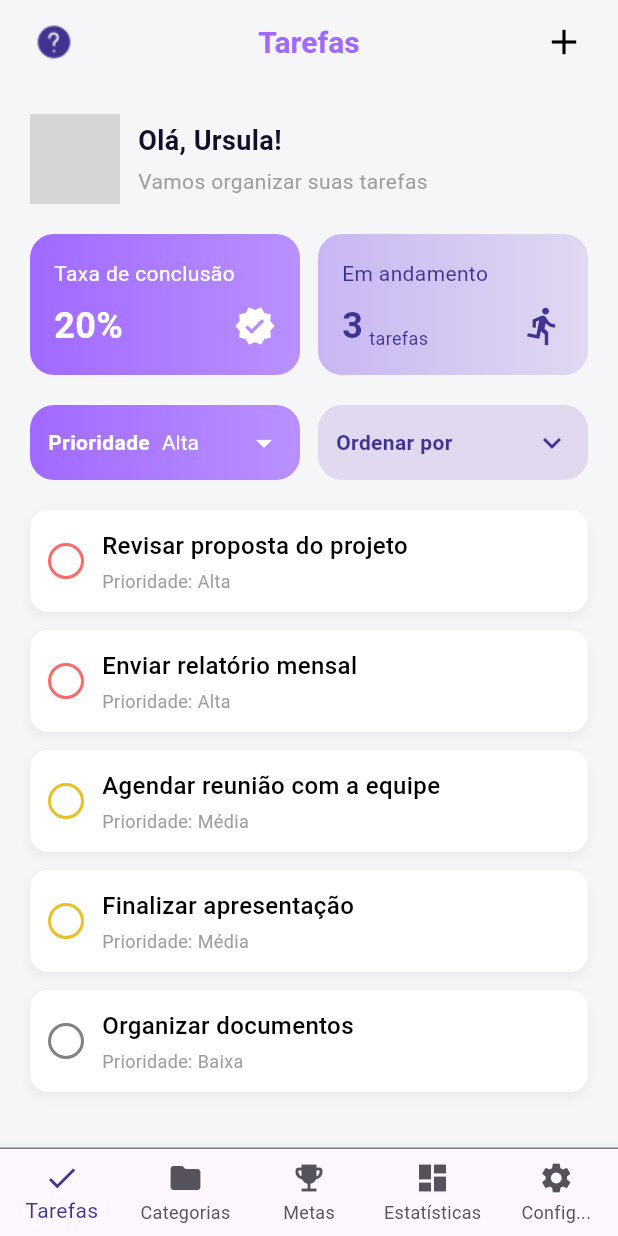
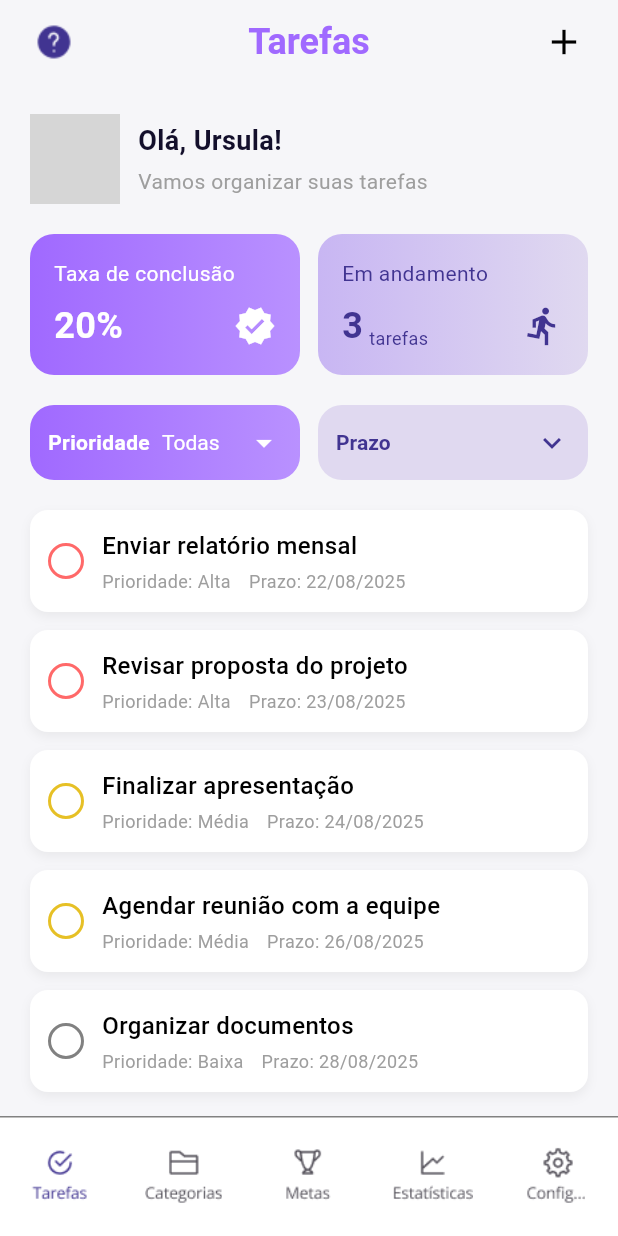
Before and after one commit to larasdiniz/taskflow, a Flutter app: the TarefasPage screen opened directly, on a phone screen of 412 x 824 dp. Run offline on Flutter 3.47's test engine with Material 3 defaults, Android fonts, the light colour scheme and no system bars; our stand-ins replace device_preview; grey boxes are pictures that could not be loaded.

Commit message:
tela categorias.dart

```diff
--- a/lib/screens/tarefas.dart
+++ b/lib/screens/tarefas.dart
@@ -1,15 +1,19 @@
 import 'package:flutter/material.dart';
 import 'package:taskflow/screens/login.dart';
+import 'package:taskflow/screens/categorias.dart';
+import 'package:intl/intl.dart';
 
 class Tarefa {
   String titulo;
   String prioridade;
   bool concluida;
+  DateTime? prazo; // Adicionando campo de prazo (pode ser nulo)
 
   Tarefa({
     required this.titulo,
     required this.prioridade,
     this.concluida = false,
+    this.prazo, // Prazo opcional
   });
 }
 
@@ -21,24 +25,38 @@ class TarefasPage extends StatefulWidget {
 }
 
 class _TarefasPageState extends State<TarefasPage> {
-  String prioridadeSelecionada = 'Alta';
-  final List<String> prioridades = ['Alta', 'Média', 'Baixa'];
+  String prioridadeSelecionada = 'Todas'; // Alterado para incluir "Todas"
+  final List<String> prioridades = ['Todas', 'Alta', 'Média', 'Baixa'];
+  String ordenarPor = 'Prazo'; // Opção padrão de ordenação
+  final List<String> opcoesOrdenacao = ['Prazo', 'Prioridade', 'Alfabética'];
 
-  int _selectedIndex = 0;
-
-  void _onItemTapped(int index) {
-    setState(() {
-      _selectedIndex = index;
-      // aqui futuramente pode colocar a navegação para outras páginas
-    });
-  }
-
+  // Lista de tarefas com prazos de exemplo - MANTENDO TODAS AS 5 TAREFAS ORIGINAIS
   final List<Tarefa> tarefas = [
-    Tarefa(titulo: "Revisar proposta do projeto", prioridade: "Alta"),
-    Tarefa(titulo: "Enviar relatório mensal", prioridade: "Alta"),
-    Tarefa(titulo: "Agendar reunião com a equipe", prioridade: "Média"),
-    Tarefa(titulo: "Finalizar apresentação", prioridade: "Média"),
-    Tarefa(titulo: "Organizar documentos", prioridade: "Baixa"),
+    Tarefa(
+      titulo: "Revisar proposta do projeto",
+      prioridade: "Alta",
+      prazo: DateTime.now().add(const Duration(days: 2)),
+    ),
+    Tarefa(
+      titulo: "Enviar relatório mensal",
+      prioridade: "Alta",
+      prazo: DateTime.now().add(const Duration(days: 1)),
+    ),
+    Tarefa(
+      titulo: "Agendar reunião com a equipe",
+      prioridade: "Média",
+      prazo: DateTime.now().add(const Duration(days: 5)),
+    ),
+    Tarefa(
+      titulo: "Finalizar apresentação",
+      prioridade: "Média",
+      prazo: DateTime.now().add(const Duration(days: 3)),
+    ),
+    Tarefa(
+      titulo: "Organizar documentos",
+      prioridade: "Baixa",
+      prazo: DateTime.now().add(const Duration(days: 7)),
+    ),
   ];
 
   Color corDaBolinha(Tarefa tarefa) {
@@ -55,8 +73,43 @@ class _TarefasPageState extends State<TarefasPage> {
     }
   }
 
+  // Função para ordenar as tarefas
+  List<Tarefa> getTarefasOrdenadas() {
+    List<Tarefa> tarefasFiltradas = tarefas.where((tarefa) {
+      if (prioridadeSelecionada == 'Todas') return true;
+      return tarefa.prioridade == prioridadeSelecionada;
+    }).toList();
+
+    // Aplicar ordenação
+    switch (ordenarPor) {
+      case 'Prazo':
+        tarefasFiltradas.sort((a, b) {
+          // Tarefas sem prazo vão para o final
+          if (a.prazo == null && b.prazo == null) return 0;
+          if (a.prazo == null) return 1;
+          if (b.prazo == null) return -1;
+          return a.prazo!.compareTo(b.prazo!);
+        });
+        break;
+      case 'Prioridade':
+        // Ordenar por prioridade (Alta > Média > Baixa)
+        final ordemPrioridade = {'Alta': 1, 'Média': 2, 'Baixa': 3};
+        tarefasFiltradas.sort((a, b) {
+          return ordemPrioridade[a.prioridade]!.compareTo(ordemPrioridade[b.prioridade]!);
+        });
+        break;
+      case 'Alfabética':
+        tarefasFiltradas.sort((a, b) => a.titulo.compareTo(b.titulo));
+        break;
+    }
+
+    return tarefasFiltradas;
+  }
+
   @override
   Widget build(BuildContext context) {
+    final tarefasOrdenadas = getTarefasOrdenadas();
+
     return Scaffold(
       backgroundColor: const Color(0xFFF6F6F9),
 
@@ -70,7 +123,7 @@ class _TarefasPageState extends State<TarefasPage> {
           style: TextStyle(
             color: Color(0xFFA069FF),
             fontWeight: FontWeight.bold,
-            fontSize: 20,
+            fontSize: 24,
           ),
         ),
         iconTheme: const IconThemeData(color: Color(0xFFA069FF)),
@@ -96,12 +149,7 @@ class _TarefasPageState extends State<TarefasPage> {
               size: 28,
             ),
             onPressed: () {
-              Navigator.push(
-                context,
-                MaterialPageRoute(
-                  builder: (context) => const LoginPage(),
-                ),
-              );
+              // Aqui você pode adicionar a lógica para criar uma nova tarefa
             },
           ),
           const SizedBox(width: 12),
@@ -149,7 +197,6 @@ class _TarefasPageState extends State<TarefasPage> {
               padding: const EdgeInsets.symmetric(horizontal: 20.0),
               child: Row(
                 children: [
-                  // Card Taxa de conclusão
                   Expanded(
                     child: Container(
                       padding: const EdgeInsets.all(16),
@@ -192,8 +239,6 @@ class _TarefasPageState extends State<TarefasPage> {
                     ),
                   ),
                   const SizedBox(width: 12),
-
-                  // Card Em andamento
                   Expanded(
                     child: Container(
                       padding: const EdgeInsets.all(16),
@@ -262,7 +307,6 @@ class _TarefasPageState extends State<TarefasPage> {
               padding: const EdgeInsets.symmetric(horizontal: 20.0),
               child: Row(
                 children: [
-                  // Filtro Prioridade
                   Expanded(
                     child: Container(
                       height: 50,
@@ -317,8 +361,6 @@ class _TarefasPageState extends State<TarefasPage> {
                     ),
                   ),
                   const SizedBox(width: 12),
-
-                  // Filtro Ordenar
                   Expanded(
                     child: Container(
                       height: 50,
@@ -327,22 +369,32 @@ class _TarefasPageState extends State<TarefasPage> {
                         color: const Color(0xFFE0D9F0),
                         borderRadius: BorderRadius.circular(16),
                       ),
-                      child: Row(
-                        mainAxisAlignment: MainAxisAlignment.spaceBetween,
-                        children: const [
-                          Text(
-                            "Ordenar por",
-                            style: TextStyle(
+                      child: DropdownButtonHideUnderline(
+                        child: DropdownButton<String>(
+                          value: ordenarPor,
+                          icon: const Icon(
+                            Icons.keyboard_arrow_down,
+                            color: Color(0xFF413491),
+                          ),
+                          style: const TextStyle(
                             color: Color(0xFF413491),
                             fontSize: 14,
                             fontWeight: FontWeight.bold,
                           ),
+                          items: opcoesOrdenacao
+                              .map(
+                                (opcao) => DropdownMenuItem(
+                                  value: opcao,
+                                  child: Text(opcao),
                                 ),
-                          Icon(
-                            Icons.keyboard_arrow_down,
-                            color: Color(0xFF413491),
+                              )
+                              .toList(),
+                          onChanged: (value) {
+                            setState(() {
+                              ordenarPor = value!;
+                            });
+                          },
                         ),
-                        ],
                       ),
                     ),
                   ),
@@ -356,9 +408,9 @@ class _TarefasPageState extends State<TarefasPage> {
             Expanded(
               child: ListView.builder(
                 padding: const EdgeInsets.symmetric(horizontal: 20),
-                itemCount: tarefas.length,
+                itemCount: tarefasOrdenadas.length,
                 itemBuilder: (context, index) {
-                  final tarefa = tarefas[index];
+                  final tarefa = tarefasOrdenadas[index];
                   return Container(
                     margin: const EdgeInsets.only(bottom: 12),
                     padding: const EdgeInsets.all(12),
@@ -422,12 +474,27 @@ class _TarefasPageState extends State<TarefasPage> {
                                 ),
                               ),
                               const SizedBox(height: 4),
+                              Row(
+                                children: [
                                   Text(
                                     "Prioridade: ${tarefa.prioridade}",
                                     style: const TextStyle(
                                       fontSize: 12,
                                       color: Colors.grey,
                                     ),
+                                  ),
+                                  const SizedBox(width: 12),
+                                  if (tarefa.prazo != null)
+                                    Text(
+                                      "Prazo: ${DateFormat('dd/MM/yyyy').format(tarefa.prazo!)}",
+                                      style: TextStyle(
+                                        fontSize: 12,
+                                        color: tarefa.prazo!.isBefore(DateTime.now().add(const Duration(days: 1)))
+                                            ? Colors.red
+                                            : Colors.grey,
+                                      ),
+                                    ),
+                                ],
                               ),
                             ],
                           ),
@@ -442,8 +509,9 @@ class _TarefasPageState extends State<TarefasPage> {
         ),
       ),
 
-      // Footer corrigido
+      // Footer simples
       bottomNavigationBar: Container(
+        height: 80,
         decoration: const BoxDecoration(
           border: Border(
             top: BorderSide(
@@ -451,33 +519,50 @@ class _TarefasPageState extends State<TarefasPage> {
               width: 1,
             ),
           ),
+          color: Colors.white,
         ),
-        child: BottomNavigationBar(
-          type: BottomNavigationBarType.fixed,
-          currentIndex: _selectedIndex,
-          onTap: _onItemTapped,
-          selectedItemColor: const Color(0xFF413491),
-          unselectedItemColor: const Color(0xFF55525B),
-          items: const [
-            BottomNavigationBarItem(
-              icon: Icon(Icons.check),
-              label: "Tarefas",
+        child: Row(
+          mainAxisAlignment: MainAxisAlignment.spaceAround,
+          children: [
+            GestureDetector(
+              onTap: () {},
+              child: Image.asset("assets/icons/icon_tarefas_roxo.png", height: 40),
             ),
-            BottomNavigationBarItem(
-              icon: Icon(Icons.folder),
-              label: "Categorias",
+            GestureDetector(
+              onTap: () {
+                Navigator.push(
+                  context,
+                  MaterialPageRoute(builder: (context) => const CategoriasPage()),
+                );
+              },
+              child: Image.asset("assets/icons/icon_categorias_cinza.png", height: 40),
             ),
-            BottomNavigationBarItem(
-              icon: Icon(Icons.emoji_events),
-              label: "Metas",
+            GestureDetector(
+              onTap: () {
+                Navigator.push(
+                  context,
+                  MaterialPageRoute(builder: (context) => const LoginPage()),
+                );
+              },
+              child: Image.asset("assets/icons/icon_metas_cinza.png", height: 40),
             ),
-            BottomNavigationBarItem(
-              icon: Icon(Icons.dashboard),
-              label: "Estatísticas",
+            GestureDetector(
+              onTap: () {
+                Navigator.push(
+                  context,
+                  MaterialPageRoute(builder: (context) => const LoginPage()),
+                );
+              },
+              child: Image.asset("assets/icons/icon_estatistica_cinza.png", height: 40),
             ),
-            BottomNavigationBarItem(
-              icon: Icon(Icons.settings),
-              label: "Config...",
+            GestureDetector(
+              onTap: () {
+                Navigator.push(
+                  context,
+                  MaterialPageRoute(builder: (context) => const LoginPage()),
+                );
+              },
+              child: Image.asset("assets/icons/icon_config_cinza.png", height: 40),
             ),
           ],
         ),
```
Also changed, not shown: lib/screens/categorias.dart (added, +271 -0 lines), assets/icons/icon_casa.png (added), assets/icons/icon_categorias_cinza.png (added), assets/icons/icon_categorias_roxo.png (added), assets/icons/icon_config_cinza.png (added), assets/icons/icon_coracao.png (added), assets/icons/icon_estatistica_cinza.png (added), assets/icons/icon_livro.png (added), assets/icons/icon_metas_cinza.png (added), assets/icons/icon_metas_roxo.png (added), assets/icons/icon_tarefas_cinza.png (added), assets/icons/icon_tarefas_roxo.png (added), assets/icons/icon_trabalho.png (added). Lines whose indentation alone changed are shown as unchanged.
